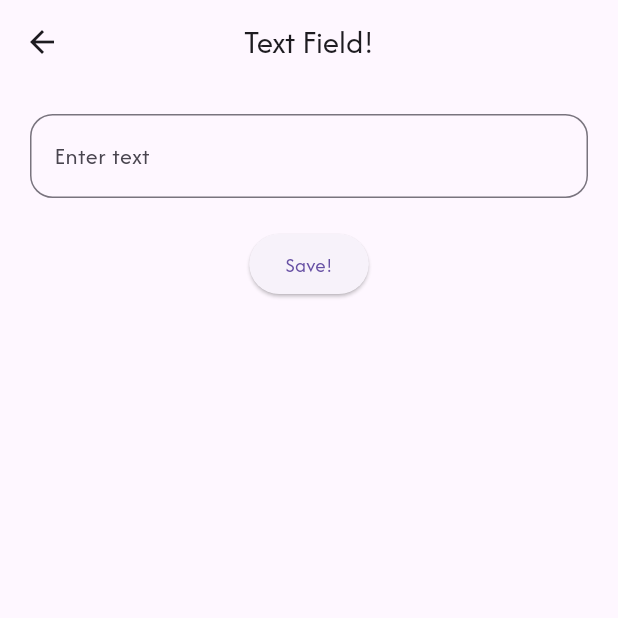
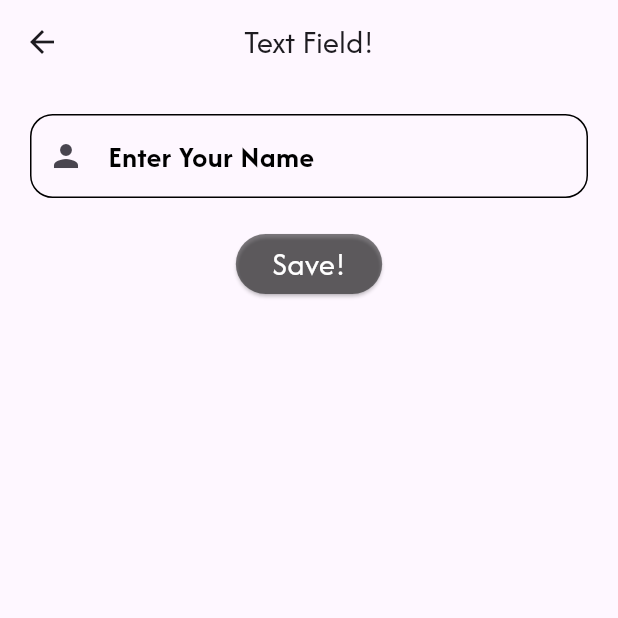
Before and after one commit to Raj2902Patel/ADVANCE_WIDGETS, a Flutter app: the screen it shows after launch, after a tap on the "skip next" icon, after a tap on the "done" icon, after a tap on "Form Field!", on a phone screen of 412 x 824 dp, the top half of it. Run offline on Flutter 3.47's test engine with Material 3 defaults, Android fonts, the phone set to English and light mode, and no system bars; our stand-ins replace animated_text_kit, bottom_navy_bar, cached_network_image, carousel_slider, introduction_screen, loading_animation_widget and 2 more.

Commit message:
Updated Files!

```diff
--- a/lib/loading.dart
+++ b/lib/loading.dart
@@ -1,3 +1,4 @@
+import 'package:animated_text_kit/animated_text_kit.dart';
 import 'package:flutter/material.dart';
 import 'package:week_4/intro_slider.dart';
 import 'package:loading_animation_widget/loading_animation_widget.dart';
@@ -14,7 +15,7 @@ class _LoadingScreenState extends State<LoadingScreen> {
   void initState() {
     super.initState();
     // Delay for 2 seconds before navigating to the home screen
-    Future.delayed(const Duration(seconds: 5), () {
+    Future.delayed(const Duration(seconds: 4), () {
       Navigator.pushReplacement(
         context,
         MaterialPageRoute(builder: (context) => const IntroSliderPage()),
@@ -36,13 +37,36 @@ class _LoadingScreenState extends State<LoadingScreen> {
             const SizedBox(
               height: 20,
             ),
-            const Text(
-              "Loading...",
-              style: TextStyle(
-                color: Colors.black,
-                fontWeight: FontWeight.w700,
-                fontSize: 25.0,
-              ),
+            AnimatedTextKit(
+              animatedTexts: [
+                TyperAnimatedText(
+                  "Loading...",
+                  textStyle: const TextStyle(
+                    color: Colors.black,
+                    fontWeight: FontWeight.w700,
+                    fontSize: 25.0,
+                  ),
+                ),
+                TyperAnimatedText(
+                  "Loading...",
+                  textStyle: const TextStyle(
+                    color: Colors.black,
+                    fontWeight: FontWeight.w700,
+                    fontSize: 25.0,
+                  ),
+                ),
+                TyperAnimatedText(
+                  "Loading...",
+                  textStyle: const TextStyle(
+                    color: Colors.black,
+                    fontWeight: FontWeight.w700,
+                    fontSize: 25.0,
+                  ),
+                ),
+              ],
+              isRepeatingAnimation: true,
+              // totalRepeatCount: 1000,
+              repeatForever: true,
             ),
           ],
         ),
--- a/lib/main_pages/home.dart
+++ b/lib/main_pages/home.dart
@@ -33,6 +33,13 @@ class _PageOneState extends State<PageOne> {
                 height: 15,
               ),
               OutlinedButton.icon(
+                style: OutlinedButton.styleFrom(
+                  side: const BorderSide(
+                    color: Colors
+                        .black, // Change this to your desired border color
+                    width: 0.8, // Change the width of the border if needed
+                  ),
+                ),
                 onPressed: () async {
                   final result = await Navigator.push(
                     context,
--- a/lib/pages/text_form_field.dart
+++ b/lib/pages/text_form_field.dart
@@ -24,7 +24,25 @@ class _TextFormFieldPageState extends State<TextFormFieldPage> {
             child: TextFormField(
               controller: _nameController,
               decoration: InputDecoration(
-                labelText: 'Enter text',
+                prefixIcon: const Icon(Icons.person),
+                labelText: 'Enter Your Name',
+                labelStyle: const TextStyle(
+                  color: Colors.black,
+                  fontSize: 20.0,
+                  fontWeight: FontWeight.w600,
+                ),
+                enabledBorder: OutlineInputBorder(
+                  borderRadius: BorderRadius.circular(15.0),
+                  borderSide: const BorderSide(
+                    color: Colors.black,
+                  ),
+                ),
+                focusedBorder: OutlineInputBorder(
+                  borderRadius: BorderRadius.circular(15.0),
+                  borderSide: const BorderSide(
+                    color: Colors.blueGrey,
+                  ),
+                ),
                 border: OutlineInputBorder(
                   borderRadius: BorderRadius.circular(15.0),
                 ),
@@ -33,12 +51,21 @@ class _TextFormFieldPageState extends State<TextFormFieldPage> {
           ),
           const SizedBox(),
           ElevatedButton(
+            style: ElevatedButton.styleFrom(
+              backgroundColor: Colors.black.withOpacity(0.5),
+            ),
             onPressed: () {
               if (_nameController.text != "") {
                 Navigator.pop(context, _nameController.text);
               }
             },
-            child: const Text("Save!"),
+            child: const Text(
+              "Save!",
+              style: TextStyle(
+                fontSize: 22.0,
+                color: Colors.white,
+              ),
+            ),
           ),
         ],
       ),
--- a/pubspec.yaml
+++ b/pubspec.yaml
@@ -44,6 +44,7 @@ dependencies:
   introduction_screen: ^3.1.14
   shared_preferences: ^2.3.2
   loading_animation_widget: ^1.3.0
+  animated_text_kit: ^4.2.2
 
 dev_dependencies:
   flutter_test:
```
Also changed, not shown: lib/main.dart (+31 -7 lines), pubspec.lock.
